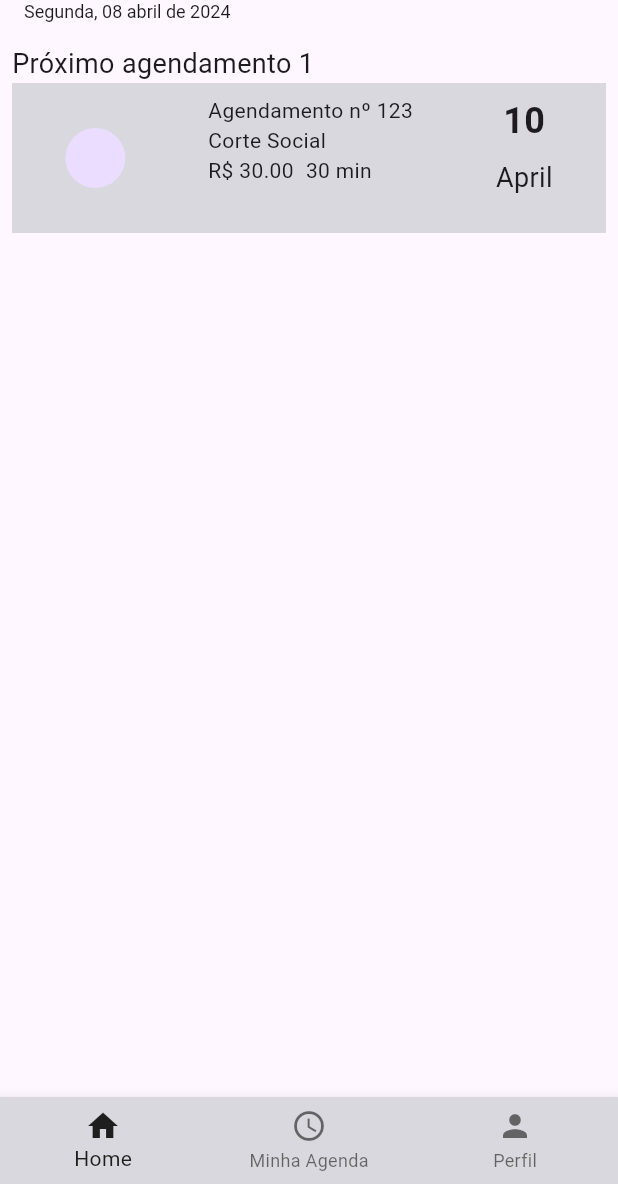
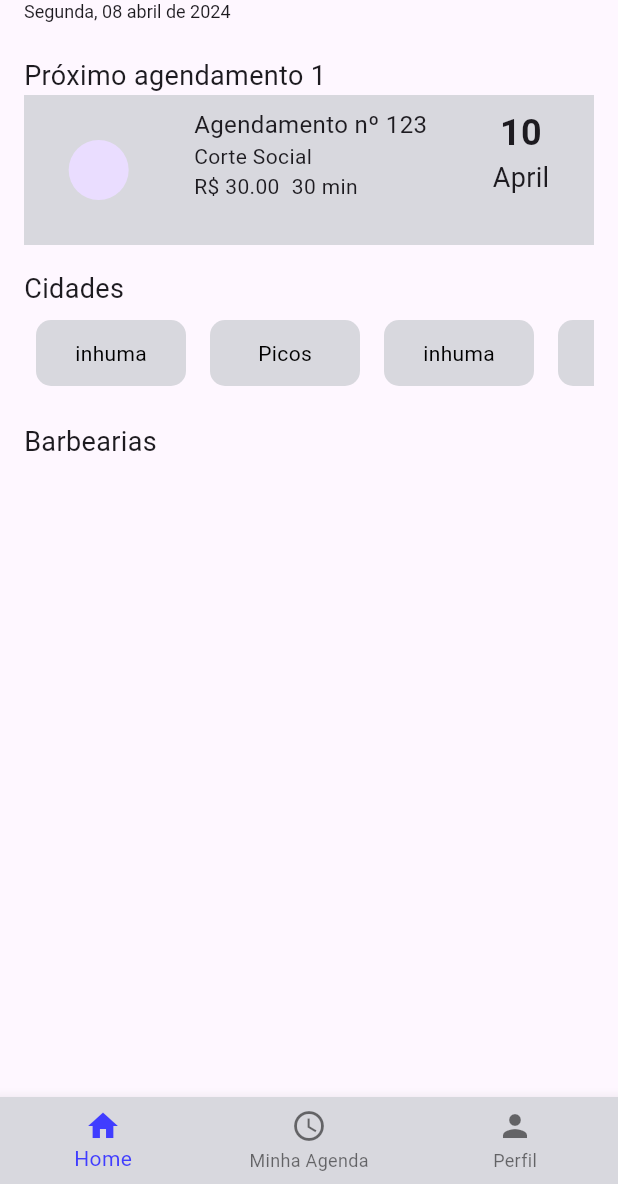
Before and after one commit to viktorsht/BarberShop, a Flutter app: the screen it shows after launch, on a phone screen of 412 x 824 dp, the part 52-1236 px from its top. Run offline on Flutter 3.47's test engine with Material 3 defaults, Android fonts, the phone set to English and light mode, and no system bars; our stand-ins replace flutter_modular.

Commit message:
colocando uma lista estática de cidades e alterando cor do botão

```diff
--- a/lib/app/common_widgets/card_schedule.dart
+++ b/lib/app/common_widgets/card_schedule.dart
@@ -36,7 +36,7 @@ class CardSchedule extends StatelessWidget {
           Column(
             crossAxisAlignment: CrossAxisAlignment.start,
             children: [
-              Text('Agendamento nº $numSchedule', style: const TextStyle(fontSize: 14),),
+              Text('Agendamento nº $numSchedule', style: const TextStyle(fontSize: 16),),
               Text(service, style: const TextStyle(fontSize: 14),),
               Row(
                 children: [
--- /dev/null
+++ b/lib/app/modules/home/presentation/controllers/home_controller.dart
@@ -0,0 +1,11 @@
+import 'package:flutter/material.dart';
+
+class HomeController extends ChangeNotifier{
+
+  int citySelect = -1;
+
+  selectCity(int value){
+    citySelect = value;
+    notifyListeners();
+  }
+}
--- a/lib/app/modules/home/presentation/pages/home_page.dart
+++ b/lib/app/modules/home/presentation/pages/home_page.dart
@@ -1,5 +1,7 @@
 import 'package:barber_shop/app/common_widgets/card_schedule.dart';
 import 'package:flutter/material.dart';
+
+import '../widgets/list_available_cities.dart';
 
 
 class HomePage extends StatelessWidget {
@@ -7,14 +9,32 @@ class HomePage extends StatelessWidget {
 
   @override
   Widget build(BuildContext context) {
-    return const Padding(
-      padding: EdgeInsets.all(8.0),
+    return Scaffold(
+      appBar: AppBar(
+        title: const Column(
+          mainAxisAlignment: MainAxisAlignment.start,
+          crossAxisAlignment: CrossAxisAlignment.start,
+          children: [
+            Text('Olá, Usuário'),
+            Text('Segunda, 08 abril de 2024', style: TextStyle(fontSize: 12),),
+          ],
+        ),
+      ),
+      body: const Padding(
+        padding: EdgeInsets.all(16.0),
         child: Column(
           crossAxisAlignment: CrossAxisAlignment.start,
           children: [
             Text('Próximo agendamento 1', style: TextStyle(fontSize: 18),),
             CardSchedule(numSchedule: '123', service: 'Corte Social', value: '30.00', time: '30', date: '10/04/2024', urlImage: '', ),
+            SizedBox(height: 16,),
+            Text('Cidades', style: TextStyle(fontSize: 18),),
+            ListAvailableCities(list: ['inhuma', 'Picos', 'inhuma', 'inhuma','inhuma',],),
+            SizedBox(height: 16,),
+            Text('Barbearias', style: TextStyle(fontSize: 18),),
+
           ],
+        ),
       ),
     );
   }
--- /dev/null
+++ b/lib/app/modules/home/presentation/widgets/list_available_cities.dart
@@ -0,0 +1,50 @@
+import 'package:barber_shop/app/modules/home/presentation/controllers/home_controller.dart';
+import 'package:flutter/material.dart';
+
+import '../../../../constants/app_colors.dart';
+
+class ListAvailableCities extends StatelessWidget {
+  final List<String> list; // depois tem que mudar o tipo da lista
+  const ListAvailableCities({super.key, required this.list});
+
+  @override
+  Widget build(BuildContext context) {
+    final controller = HomeController();
+    return ListenableBuilder(
+      listenable: controller,
+      builder: (context, child) => SizedBox(
+        height: 60,
+        child: ListView.builder(
+          itemCount: list.length,
+          scrollDirection: Axis.horizontal,
+          itemBuilder: (context, index){
+            return Padding(
+              padding: const EdgeInsets.all(8.0),
+              child: GestureDetector(
+                onTap: (){
+                  controller.selectCity(index);
+                },
+                child: Container(
+                  width: 100,
+                  decoration: BoxDecoration(
+                    color: controller.citySelect == index ? AppColors.buttonColor : AppColors.background,
+                    borderRadius: BorderRadius.circular(10)
+                  ),
+                  child: Center(
+                    child: Text(
+                      list[index],
+                      style: TextStyle(
+                        color: controller.citySelect == index ? AppColors.secundaryColorText : AppColors.primaryColorText,
+                        fontSize: 14
+                      ),
+                    ),
+                  ),
+                )
+              ),
+            );
+          }
+        ),
+      ),
+    );
+  }
+}
--- a/lib/app/modules/navigation_bar/presentation/pages/navigation_bar_page.dart
+++ b/lib/app/modules/navigation_bar/presentation/pages/navigation_bar_page.dart
@@ -29,7 +29,7 @@ class _NavigationBarPageState extends State<NavigationBarPage> {
   @override
   Widget build(BuildContext context) {
     return Scaffold(
-      appBar: AppBar(
+      /*appBar: AppBar(
         title: const Column(
           mainAxisAlignment: MainAxisAlignment.start,
           crossAxisAlignment: CrossAxisAlignment.start,
@@ -38,7 +38,7 @@ class _NavigationBarPageState extends State<NavigationBarPage> {
             Text('Segunda, 08 abril de 2024', style: TextStyle(fontSize: 12),),
           ],
         ),
-      ),
+      ),*/
       body: ListenableBuilder(
         listenable: pageController,
         builder: (context, child) => Center(
--- a/lib/app/modules/navigation_bar/presentation/widgets/date_widget.dart
+++ b/lib/app/modules/navigation_bar/presentation/widgets/date_widget.dart
@@ -9,7 +9,6 @@ class DateWidget extends StatelessWidget {
 
   @override
   Widget build(BuildContext context) {
-
     return Column(
       children: [
         Text(
@@ -19,7 +18,7 @@ class DateWidget extends StatelessWidget {
             fontWeight: FontWeight.bold,
           ),
         ),
-        const SizedBox(height: 8),
+        //const SizedBox(height: 8),
         Text(
           monthName(date),
           style: const TextStyle(
--- a/lib/app/modules/navigation_bar/presentation/widgets/navigator_widget.dart
+++ b/lib/app/modules/navigation_bar/presentation/widgets/navigator_widget.dart
@@ -19,7 +19,7 @@ class NavigatorWidget extends StatelessWidget {
           type: BottomNavigationBarType.fixed,
           currentIndex: controller.page?.round() ?? 0,
           onTap: (index) => controller.jumpToPage(index),
-          selectedItemColor: AppColors.secundaryColor,
+          selectedItemColor: AppColors.buttonColor,
           items: const [
             BottomNavigationBarItem(icon: Icon(Icons.home),label: 'Home'),
             BottomNavigationBarItem(icon: Icon(Icons.schedule),label: 'Minha Agenda'),
```
Lines whose indentation alone changed are shown as unchanged.
